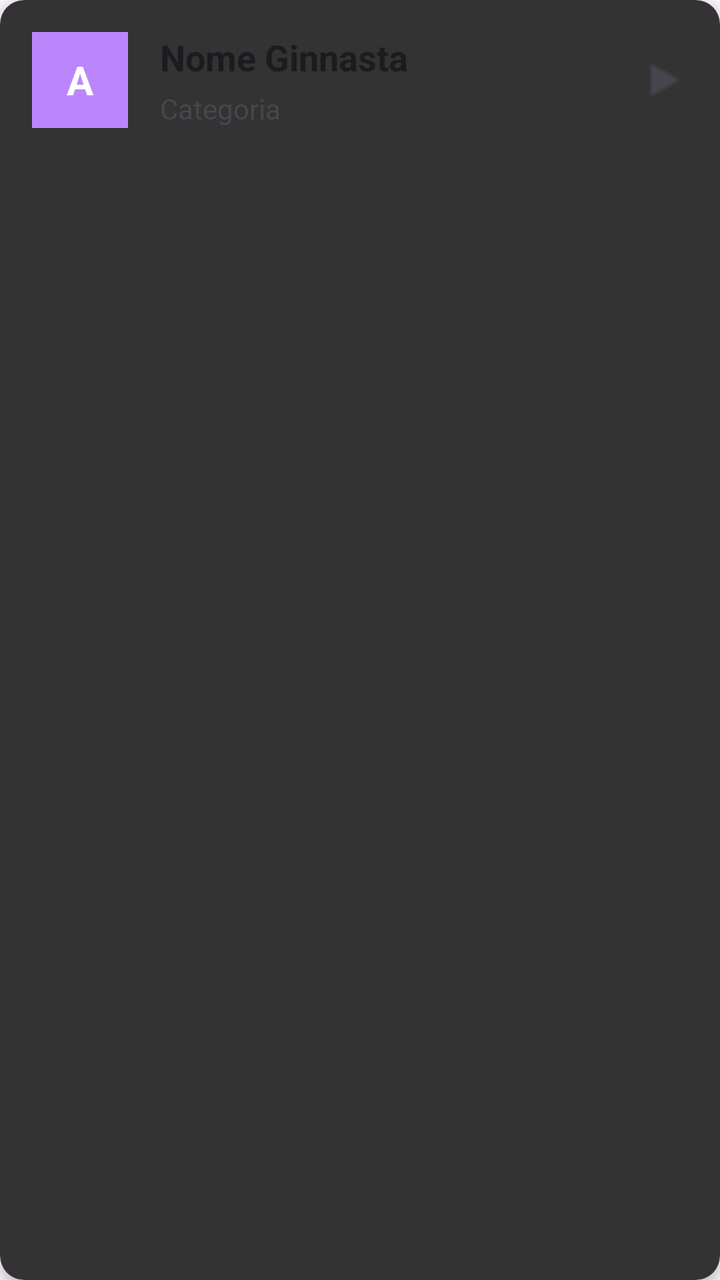
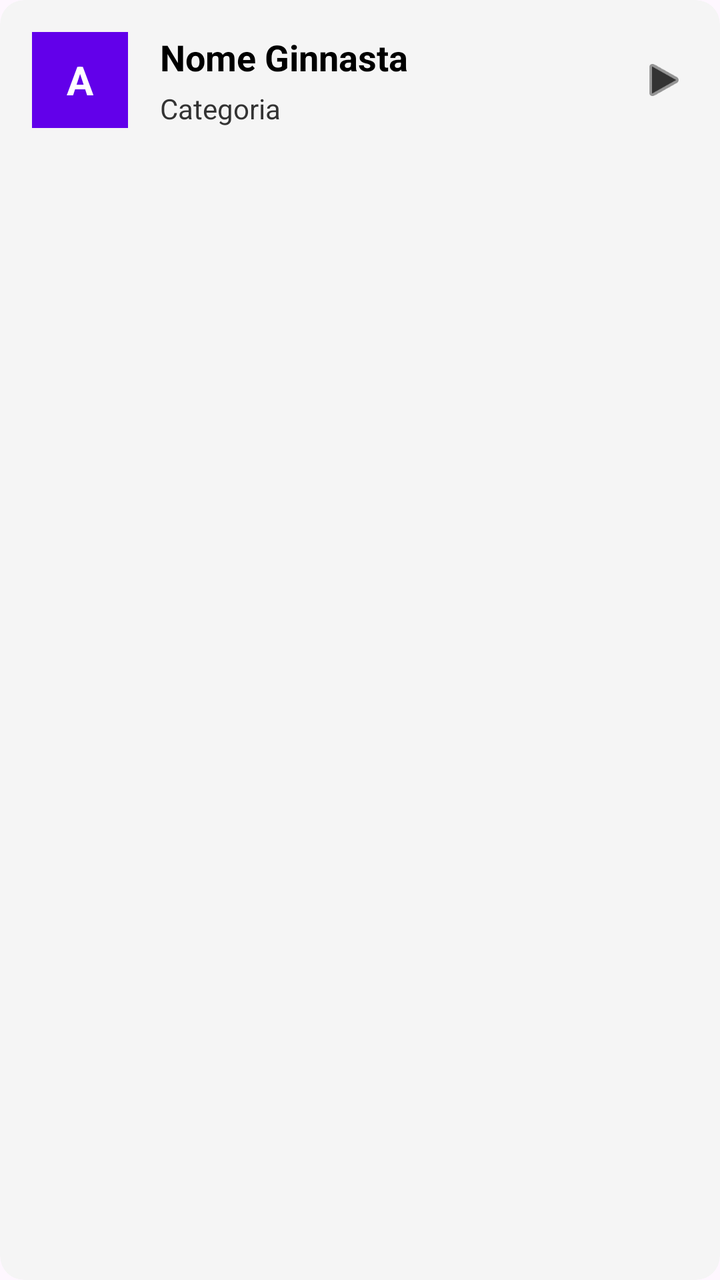

Compare the two renders of this Android layout. The source of the first and the diff that turns it into the second are given below.
<!-- AndroidManifest.xml: application theme Theme.GinnasticaRitmica -->
<!-- res/layout/item_atleta.xml -->
<?xml version="1.0" encoding="utf-8"?>
<androidx.cardview.widget.CardView
    xmlns:android="http://schemas.android.com/apk/res/android"
    xmlns:app="http://schemas.android.com/apk/res-auto"
    android:layout_width="match_parent"
    android:layout_height="wrap_content"
    android:layout_marginHorizontal="16dp"
    android:layout_marginVertical="8dp"
    app:cardCornerRadius="12dp"
    app:cardElevation="4dp"
    app:cardBackgroundColor="#333333">

    <LinearLayout
        android:layout_width="match_parent"
        android:layout_height="wrap_content"
        android:orientation="horizontal"
        android:padding="16dp"
        android:gravity="center_vertical">

        <FrameLayout
            android:layout_width="48dp"
            android:layout_height="48dp"
            android:background="@android:color/holo_purple"
            android:backgroundTint="#BB86FC"
            android:layout_marginEnd="16dp">

            <TextView
                android:id="@+id/tvIniziale"
                android:layout_width="wrap_content"
                android:layout_height="wrap_content"
                android:text="A"
                android:textColor="@android:color/white"
                android:textSize="20sp"
                android:textStyle="bold"
                android:layout_gravity="center"/>
        </FrameLayout>

        <LinearLayout
            android:layout_width="0dp"
            android:layout_height="wrap_content"
            android:layout_weight="1"
            android:orientation="vertical">

            <TextView
                android:id="@+id/tvNomeAtleta"
                android:layout_width="wrap_content"
                android:layout_height="wrap_content"
                android:text="Nome Ginnasta"
                android:textSize="18sp"
                android:textStyle="bold"
                android:textColor="?android:attr/textColorPrimary"/>

            <TextView
                android:id="@+id/tvCategoriaAtleta"
                android:layout_width="wrap_content"
                android:layout_height="wrap_content"
                android:text="Categoria"
                android:textSize="14sp"
                android:textColor="?android:attr/textColorSecondary"
                android:layout_marginTop="4dp"/>
        </LinearLayout>

        <ImageView
            android:layout_width="24dp"
            android:layout_height="24dp"
            android:src="@android:drawable/ic_media_play"
            android:contentDescription="Apri dettaglio"
            app:tint="?android:attr/textColorSecondary" />

    </LinearLayout>
</androidx.cardview.widget.CardView>
<!-- resources referenced by this layout -->
<resources>
  <style name="Theme.GinnasticaRitmica" parent="Base.Theme.GinnasticaRitmica" />
  <style name="Base.Theme.GinnasticaRitmica" parent="Theme.Material3.DayNight.NoActionBar">
          
          
      </style>
</resources>

<!-- the commit's change to res/layout/item_atleta.xml (unified diff, before → after) -->
@@ -7,8 +7,8 @@
     android:layout_marginHorizontal="16dp"
     android:layout_marginVertical="8dp"
     app:cardCornerRadius="12dp"
-    app:cardElevation="4dp"
-    app:cardBackgroundColor="#333333">
+    app:cardElevation="0dp"
+    app:cardBackgroundColor="@color/grigio_box">
 
     <LinearLayout
         android:layout_width="match_parent"
@@ -21,7 +21,7 @@
             android:layout_width="48dp"
             android:layout_height="48dp"
             android:background="@android:color/holo_purple"
-            android:backgroundTint="#BB86FC"
+            android:backgroundTint="@color/viola_torre"
             android:layout_marginEnd="16dp">
 
             <TextView
@@ -48,7 +48,7 @@
                 android:text="Nome Ginnasta"
                 android:textSize="18sp"
                 android:textStyle="bold"
-                android:textColor="?android:attr/textColorPrimary"/>
+                android:textColor="@color/testo_titoli"/>
 
             <TextView
                 android:id="@+id/tvCategoriaAtleta"
@@ -56,7 +56,7 @@
                 android:layout_height="wrap_content"
                 android:text="Categoria"
                 android:textSize="14sp"
-                android:textColor="?android:attr/textColorSecondary"
+                android:textColor="@color/testo_sottotitoli"
                 android:layout_marginTop="4dp"/>
         </LinearLayout>
 
@@ -65,7 +65,7 @@
             android:layout_height="24dp"
             android:src="@android:drawable/ic_media_play"
             android:contentDescription="Apri dettaglio"
-            app:tint="?android:attr/textColorSecondary" />
+            app:tint="@color/testo_sottotitoli" />
 
     </LinearLayout>
 </androidx.cardview.widget.CardView>
<!-- resource entries referenced after the edit -->
@@ -1,5 +1,9 @@
 <!-- resources referenced by this layout -->
 <resources>
+  <color name="grigio_box">#F5F5F5</color>
+  <color name="testo_sottotitoli">#333333</color>
+  <color name="testo_titoli">#000000</color>
+  <color name="viola_torre">#6200EA</color>
   <style name="Theme.GinnasticaRitmica" parent="Base.Theme.GinnasticaRitmica" />
   <style name="Base.Theme.GinnasticaRitmica" parent="Theme.Material3.DayNight.NoActionBar">
           
